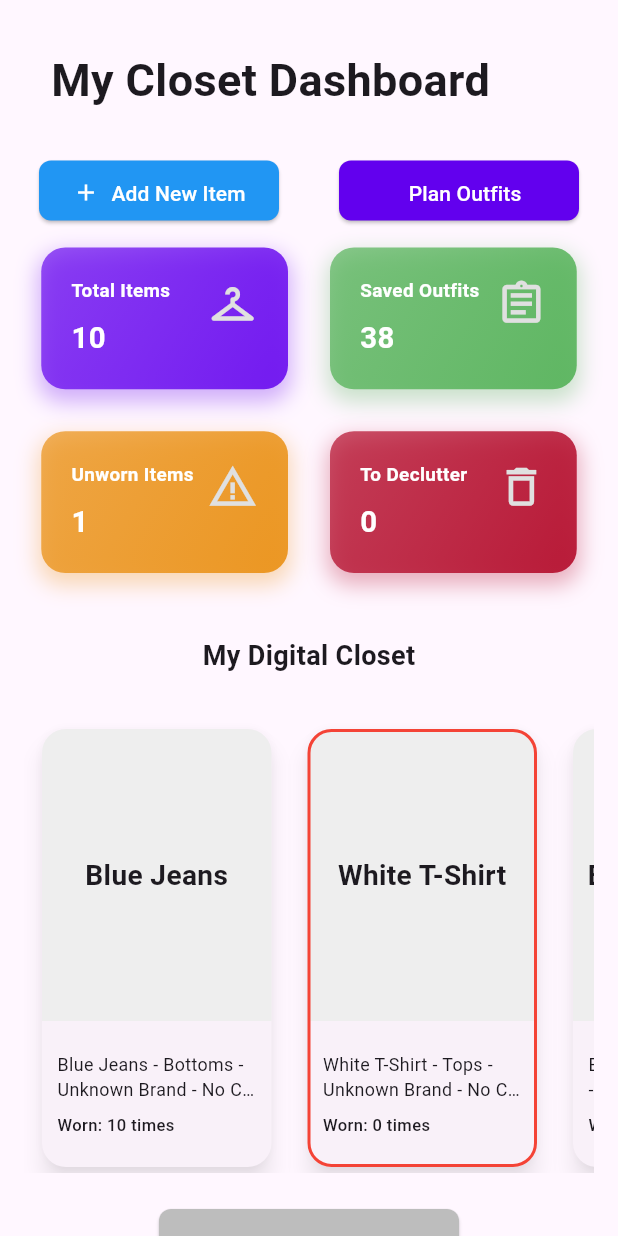
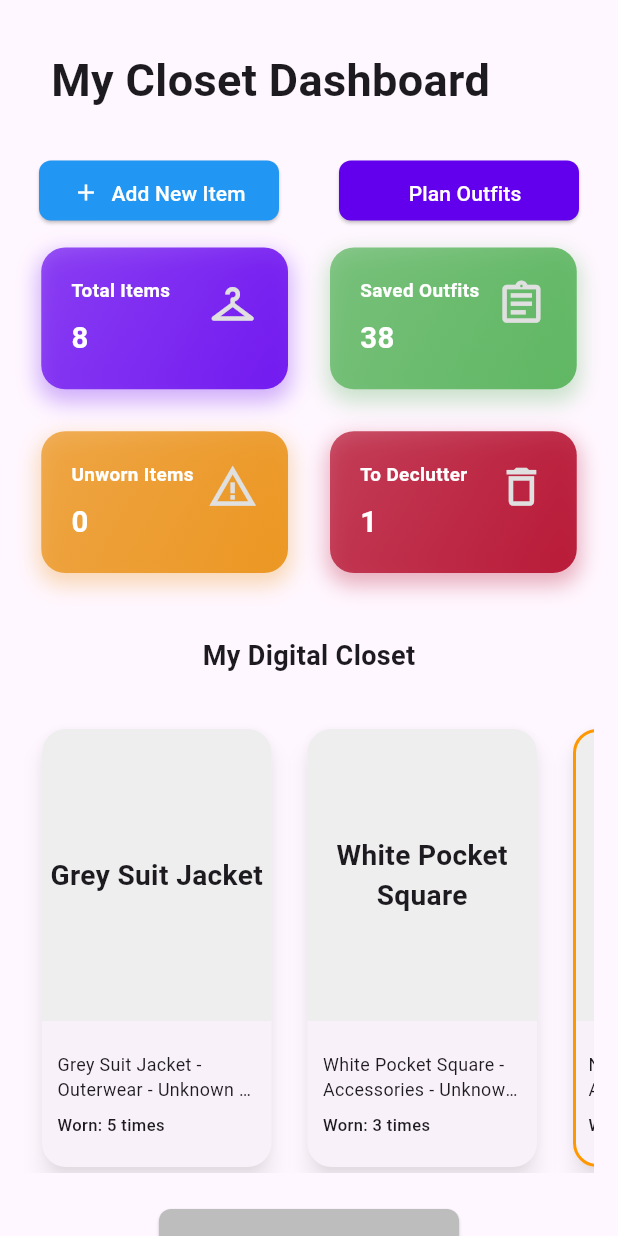
Before and after one commit to kehakinx/Software_Dev_JNBK, a Flutter app: the screen it shows after launch, after a tap on "Saved Outfits", on a phone screen of 412 x 824 dp. Run offline on Flutter 3.47's test engine with Material 3 defaults, Android fonts, the phone set to English and light mode, and no system bars; our stand-ins replace cloud_firestore, firebase_auth, firebase_core, firebase_storage, go_router, image_picker and 1 more; accounts and stored records are empty.

Commit message:
Added more mocked data for users, items and outfits.  Update the logic so that it mirrors an user.  You can modify the user you want by setting the userId in the splash_page.dart

```diff
--- a/closetinventory/lib/controllers/utilities/constants.dart
+++ b/closetinventory/lib/controllers/utilities/constants.dart
@@ -1,4 +1,6 @@
 import 'package:closetinventory/models/item_dataobj.dart';
+import 'package:closetinventory/models/outfit_dataobj.dart';
+import 'package:closetinventory/models/user_dataobj.dart';
 import 'package:flutter/material.dart';
 import 'package:flutter/services.dart';
 
@@ -162,6 +164,33 @@ class CONSTANTS {
     'Other',
   ];
 
+  static List<USER> mockUsers = [
+    USER.fromJson({
+      'userId': 'user123',
+      'email': 'john.doe@example.com',
+      'displayName': 'John Doe',
+      'profilePic': '',
+      }),
+        USER.fromJson({
+      'userId': 'user456',
+      'email': 'jane.doe@example.com',
+      'displayName': 'Jane Doe',
+      'profilePic': '',
+        }),
+        USER.fromJson({
+      'userId': 'user789',
+      'email': 'alex.smith@example.com',
+      'displayName': 'Alex Smith',
+      'profilePic': '',
+        }),
+        USER.fromJson({
+      'userId': 'user321',
+      'email': 'maria.garcia@example.com',
+      'displayName': 'Maria Garcia',
+      'profilePic': '',
+        }),
+  ];
+
   static List<Item> mockClosetItems = [
     Item.fromJson({
       'itemId': '1',
@@ -233,5 +262,221 @@ class CONSTANTS {
       'type': 'Shoes',
       'wearCount': 15,
     }),
+    // Items for user456 (Jane Doe)
+    Item.fromJson({
+      'itemId': '11',
+      'userId': 'user456',
+      'name': 'Pink Blouse',
+      'type': 'Tops',
+      'wearCount': 6,
+    }),
+    Item.fromJson({
+      'itemId': '12',
+      'userId': 'user456',
+      'name': 'Black Skirt',
+      'type': 'Bottoms',
+      'wearCount': 4,
+    }),
+    Item.fromJson({
+      'itemId': '13',
+      'userId': 'user456',
+      'name': 'White Heels',
+      'type': 'Shoes',
+      'wearCount': 2,
+    }),
+    Item.fromJson({
+      'itemId': '14',
+      'userId': 'user456',
+      'name': 'Beige Trench Coat',
+      'type': 'Outerwear',
+      'wearCount': 3,
+    }),
+    Item.fromJson({
+      'itemId': '15',
+      'userId': 'user456',
+      'name': 'Gold Necklace',
+      'type': 'Accessories',
+      'wearCount': 7,
+    }),
+    // Items for user789 (Alex Smith)
+    Item.fromJson({
+      'itemId': '16',
+      'userId': 'user789',
+      'name': 'Grey Suit Jacket',
+      'type': 'Outerwear',
+      'wearCount': 5,
+    }),
+    Item.fromJson({
+      'itemId': '26',
+      'userId': 'user789',
+      'name': 'White Pocket Square',
+      'type': 'Accessories',
+      'wearCount': 3,
+    }),
+    Item.fromJson({
+      'itemId': '27',
+      'userId': 'user789',
+      'name': 'Navy Blue Tie',
+      'type': 'Accessories',
+      'wearCount': 6,
+      'isPlannedForDonation': true,
+    }),
+    Item.fromJson({
+      'itemId': '28',
+      'userId': 'user789',
+      'name': 'Black Leather Belt',
+      'type': 'Accessories',
+      'wearCount': 7,
+    }),
+    Item.fromJson({
+      'itemId': '17',
+      'userId': 'user789',
+      'name': 'Blue Dress Shirt',
+      'type': 'Tops',
+      'wearCount': 8,
+    }),
+    Item.fromJson({
+      'itemId': '18',
+      'userId': 'user789',
+      'name': 'Black Dress Pants',
+      'type': 'Bottoms',
+      'wearCount': 6,
+    }),
+    Item.fromJson({
+      'itemId': '19',
+      'userId': 'user789',
+      'name': 'Brown Loafers',
+      'type': 'Shoes',
+      'wearCount': 4,
+    }),
+    Item.fromJson({
+      'itemId': '20',
+      'userId': 'user789',
+      'name': 'Silver Watch',
+      'type': 'Accessories',
+      'wearCount': 9,
+    }),
+    // Items for user321 (Maria Garcia)
+    Item.fromJson({
+      'itemId': '21',
+      'userId': 'user321',
+      'name': 'Red Cardigan',
+      'type': 'Outerwear',
+      'wearCount': 7,
+    }),
+    Item.fromJson({
+      'itemId': '22',
+      'userId': 'user321',
+      'name': 'Floral Dress',
+      'type': 'Dresses',
+      'wearCount': 5,
+    }),
+    Item.fromJson({
+      'itemId': '23',
+      'userId': 'user321',
+      'name': 'White Sandals',
+      'type': 'Shoes',
+      'wearCount': 3,
+    }),
+    Item.fromJson({
+      'itemId': '24',
+      'userId': 'user321',
+      'name': 'Blue Denim Jacket',
+      'type': 'Outerwear',
+      'wearCount': 6,
+    }),
+    Item.fromJson({
+      'itemId': '25',
+      'userId': 'user321',
+      'name': 'Pearl Earrings',
+      'type': 'Accessories',
+      'wearCount': 8,
+    }),
+  ];
+
+  static List<Outfit> mockOutfits = [
+    Outfit.fromJson({
+      'outfitId': '1',
+      'userId': 'user123',
+      'name': 'Casual Look',
+      'itemIds': ['1', '2', '3'],
+      'stylingNotes': 'Perfect for a casual day out.',
+      'wareCount': 5,
+    }),
+    Outfit.fromJson({
+      'outfitId': '2',
+      'userId': 'user123',
+      'name': 'Office Attire',
+      'itemIds': ['4', '5', '6'],
+      'stylingNotes': 'Professional and stylish.',
+      'wareCount': 3,
+    }),
+    Outfit.fromJson({
+      'outfitId': '3',
+      'userId': 'user123',
+      'name': 'Rainy Day',
+      'itemIds': ['8', '9', '10'],
+      'stylingNotes': 'Stay dry and comfortable.',
+      'wareCount': 2,
+    }),
+    Outfit.fromJson({
+      'outfitId': '4',
+      'userId': 'user123',
+      'name': 'Weekend Vibes',
+      'itemIds': ['2', '7', '3'],
+      'stylingNotes': 'Relaxed and easy-going.',
+      'wareCount': 4,
+    }),
+    // Outfits for user456 (Jane Doe)
+    Outfit.fromJson({
+      'outfitId': '5',
+      'userId': 'user456',
+      'name': 'Elegant Evening',
+      'itemIds': ['11', '12', '13'],
+      'stylingNotes': 'Perfect for a night out.',
+      'wareCount': 2,
+    }),
+    Outfit.fromJson({
+      'outfitId': '6',
+      'userId': 'user456',
+      'name': 'Chic Workday',
+      'itemIds': ['11', '14', '15'],
+      'stylingNotes': 'Stylish and professional.',
+      'wareCount': 3,
+    }),
+    // Outfits for user789 (Alex Smith)
+    Outfit.fromJson({
+      'outfitId': '7',
+      'userId': 'user789',
+      'name': 'Business Formal',
+      'itemIds': ['16', '17', '18', '20'],
+      'stylingNotes': 'For important meetings.',
+      'wareCount': 4,
+    }),
+    Outfit.fromJson({
+      'outfitId': '8',
+      'userId': 'user789',
+      'name': 'Smart Casual',
+      'itemIds': ['17', '18', '19'],
+      'stylingNotes': 'Comfortable yet sharp.',
+      'wareCount': 2,
+    }),
+    // Outfits for user321 (Maria Garcia)
+    Outfit.fromJson({
+      'outfitId': '9',
+      'userId': 'user321',
+      'name': 'Spring Day',
+      'itemIds': ['21', '22', '23'],
+      'stylingNotes': 'Light and colorful.',
+      'wareCount': 3,
+    }),
+    Outfit.fromJson({
+      'outfitId': '10',
+      'userId': 'user321',
+      'name': 'Denim Style',
+      'itemIds': ['24', '25', '23'],
+      'stylingNotes': 'Trendy and casual.',
+      'wareCount': 1,
+    }),
   ];
 }
--- a/closetinventory/lib/models/outfit_dataobj.dart
+++ b/closetinventory/lib/models/outfit_dataobj.dart
@@ -6,7 +6,7 @@ class Outfit {
   final String name;
   final List<String> itemIds;
   final String? stylingNotes;
-  final int warCount;
+  final int wareCount;
   final Timestamp? lastWornDate;
   final Timestamp createdDate;
 
@@ -16,7 +16,7 @@ class Outfit {
     required this.name,
     required this.itemIds,
     this.stylingNotes,
-    this.warCount = 0,
+    this.wareCount = 0,
     this.lastWornDate,
     Timestamp? createdDate,
   }) : createdDate = createdDate ?? Timestamp.now();
@@ -28,7 +28,7 @@ class Outfit {
       name: json['name'] as String,
       itemIds: List<String>.from(json['itemIds'] ?? []),
       stylingNotes: json['stylingNotes'] as String?,
-      warCount: json['warCount'] != null ? json['warCount'] as int : 0,
+      wareCount: json['warCount'] != null ? json['warCount'] as int : 0,
       lastWornDate: json['lastWornDate'] as Timestamp?,
       createdDate: json['createdDate'] as Timestamp,
     );
@@ -41,7 +41,7 @@ class Outfit {
       'name': name,
       'itemIds': itemIds,
       'stylingNotes': stylingNotes,
-      'warCount': warCount,
+      'warCount': wareCount,
       'lastWornDate': lastWornDate,
       'createdDate': createdDate,
     };
--- a/closetinventory/lib/models/user_dataobj.dart
+++ b/closetinventory/lib/models/user_dataobj.dart
@@ -5,7 +5,7 @@ class USER {
   final String email;
   final String displayName;
   final String? profileImageUrl;
-  final Map<String, dynamic> preference;
+  final Map<String, dynamic>? preference;
   final Timestamp createdDate;
 
   USER({
@@ -13,7 +13,7 @@ class USER {
     required this.email,
     required this.displayName,
     this.profileImageUrl,
-    required this.preference,
+    this.preference,
     Timestamp? createdDate,
   }) : createdDate = createdDate ?? Timestamp.now();
 
@@ -23,8 +23,10 @@ class USER {
       email: json['email'] as String,
       displayName: json['displayName'] as String,
       profileImageUrl: json['profileImageUrl'] as String?,
-      preference: Map<String, dynamic>.from(json['preference'] as Map),
-      createdDate: json['createdDate'] as Timestamp,
+      preference: Map<String, dynamic>.from(
+        json['preference'] ?? {},
+      ),
+      createdDate: json['createdDate'] as Timestamp? ?? Timestamp.now(),
     );
   }
 
--- a/closetinventory/lib/views/home_page.dart
+++ b/closetinventory/lib/views/home_page.dart
@@ -1,7 +1,9 @@
 import 'package:closetinventory/controllers/firebase/authentication_service.dart';
 import 'package:closetinventory/controllers/utilities/constants.dart';
 import 'package:closetinventory/controllers/utilities/platform_service.dart';
+import 'package:closetinventory/controllers/utilities/shared_preferences.dart';
 import 'package:closetinventory/models/item_dataobj.dart';
+import 'package:closetinventory/models/user_dataobj.dart';
 import 'package:closetinventory/views/modules/button_module.dart';
 import 'package:closetinventory/views/modules/dashcard_module.dart';
 import 'package:closetinventory/views/modules/closetitemcard_module.dart';
@@ -17,14 +19,17 @@ class HomePage extends StatefulWidget {
 
 class _HomePageState extends State<HomePage> {
   final FirebaseAuthServices _firebaseAuth = FirebaseAuthServices();
+  MyPreferences _myPreferences = MyPreferences();
   final PlatformService _platformService = PlatformService.instance;
   late final List<Item> _closetItems;
+  late USER _user;
 
    @override
   void initState() {
     super.initState();
 
-    _closetItems = List<Item>.from(CONSTANTS.mockClosetItems);
+    _user = CONSTANTS.mockUsers.firstWhere((user) => user.userId == MyPreferences.getString('prefUserKey'));
+    _closetItems = List<Item>.from(CONSTANTS.mockClosetItems.where((item) => item.userId == _user.userId));
   }
 
 
--- a/closetinventory/lib/views/items/viewallitems_page.dart
+++ b/closetinventory/lib/views/items/viewallitems_page.dart
@@ -1,4 +1,6 @@
+import 'package:closetinventory/controllers/utilities/shared_preferences.dart';
 import 'package:closetinventory/models/item_dataobj.dart';
+import 'package:closetinventory/models/user_dataobj.dart';
 import 'package:closetinventory/views/modules/closetitemcard_module.dart';
 import 'package:closetinventory/views/modules/responsivewrap_module.dart';
 import 'package:flutter/material.dart';
@@ -21,14 +23,17 @@ class ViewallitemsPage extends StatefulWidget {
 
 class _ViewallitemsPageState extends State<ViewallitemsPage> {
   final PlatformService _platformService = PlatformService.instance;
+  MyPreferences _myPreferences = MyPreferences();
   late List<Item> _closetItems;
+  late USER _user;
 
   @override
   void initState() {
     super.initState();
 
     // Always create a new instance (copy) of the mockClosetItems list
-    _closetItems = List<Item>.from(CONSTANTS.mockClosetItems);
+    _user = CONSTANTS.mockUsers.firstWhere((user) => user.userId == MyPreferences.getString('prefUserKey'));
+    _closetItems = List<Item>.from(CONSTANTS.mockClosetItems.where((item) => item.userId == _user.userId));
 
     if (widget.unworn) {
       _closetItems.retainWhere((item) => item.wearCount == 0);
--- a/closetinventory/lib/views/splash_page.dart
+++ b/closetinventory/lib/views/splash_page.dart
@@ -3,6 +3,7 @@ import 'dart:async';
 import 'package:closetinventory/controllers/firebase/authentication_service.dart';
 import 'package:closetinventory/controllers/utilities/constants.dart';
 import 'package:closetinventory/controllers/utilities/shared_preferences.dart';
+import 'package:closetinventory/models/user_dataobj.dart';
 import 'package:flutter/material.dart';
 import 'package:go_router/go_router.dart';
 
@@ -15,6 +16,7 @@ class SplashPage extends StatefulWidget {
 
 class _SplashPageState extends State<SplashPage> {
   final FirebaseAuthServices _firebaseAuth = FirebaseAuthServices();
+  late USER _user;
 
   @override
   void initState() {
@@ -30,6 +32,9 @@ class _SplashPageState extends State<SplashPage> {
     /*if (_firebaseAuth.isUserLoggedIn()) {
       if (MyPreferences.getHasOnboarded()) {
         */
+    _user = CONSTANTS.mockUsers.firstWhere((user) => user.userId == 'user789');
+    MyPreferences.setString('prefUserKey', _user.userId);
+
     context.goNamed(CONSTANTS.homePage);
     /* } else {
         context.goNamed(CONSTANTS.onboardingPage);
```
